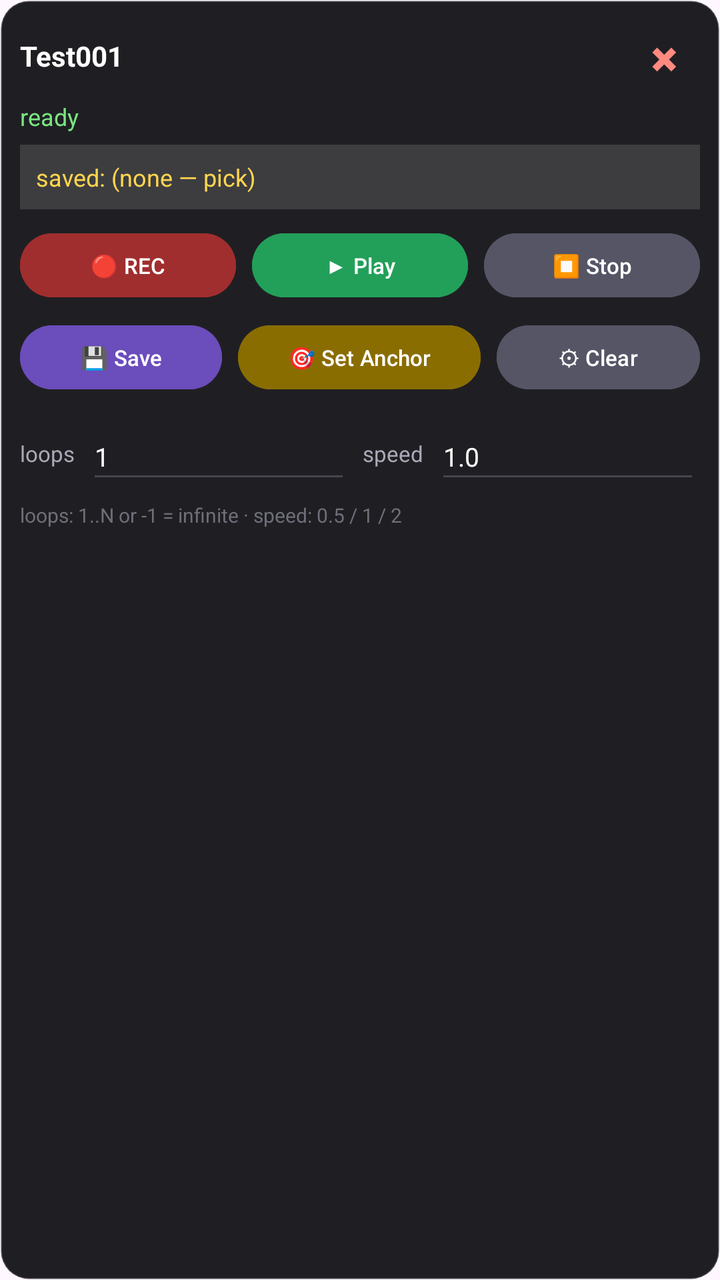
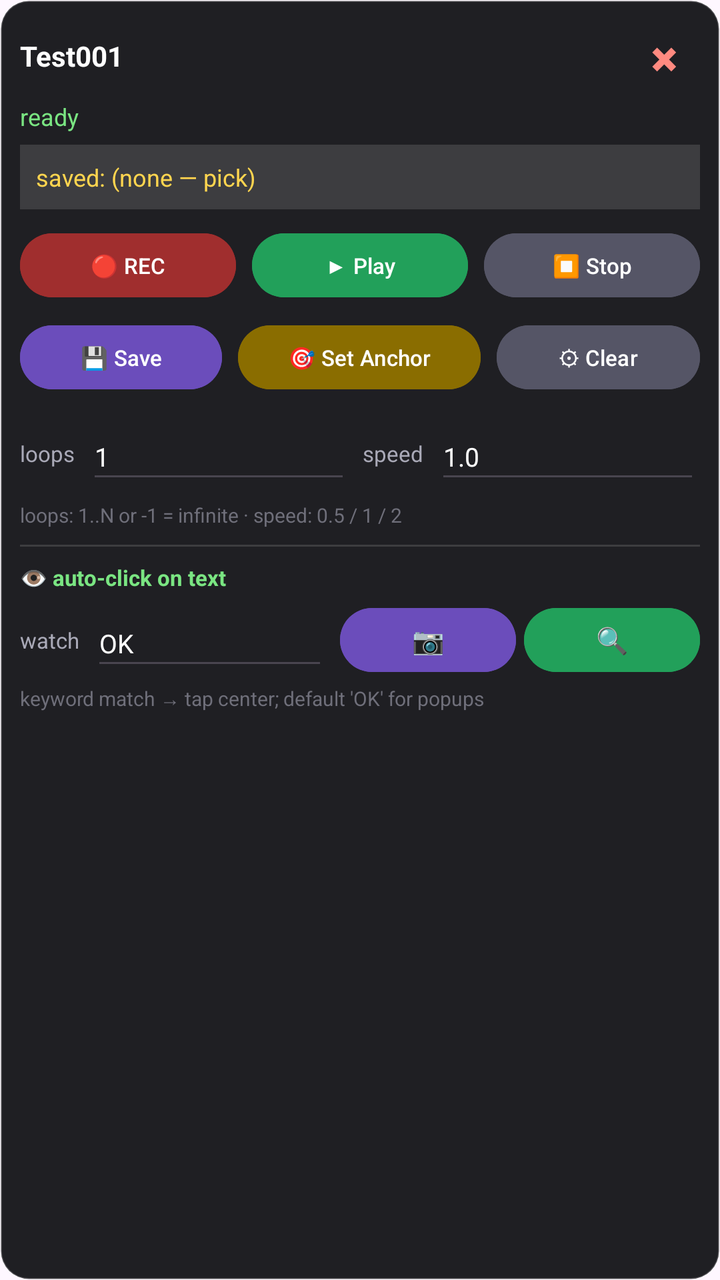

Two renders of the same Android screen: before a commit and after it. Below are the layout's source before the change and the commit's diff.
<!-- AndroidManifest.xml: application theme Theme.Test001 -->
<!-- res/layout/overlay_panel.xml -->
<?xml version="1.0" encoding="utf-8"?>
<LinearLayout xmlns:android="http://schemas.android.com/apk/res/android"
    android:layout_width="240dp"
    android:layout_height="wrap_content"
    android:background="@drawable/panel_bg"
    android:orientation="vertical"
    android:padding="10dp">

    <LinearLayout
        android:layout_width="match_parent"
        android:layout_height="wrap_content"
        android:gravity="center_vertical"
        android:orientation="horizontal">

        <TextView
            android:id="@+id/ov_title"
            android:layout_width="0dp"
            android:layout_height="wrap_content"
            android:layout_weight="1"
            android:text="Test001"
            android:textColor="#FFFFFF"
            android:textStyle="bold"/>

        <TextView
            android:id="@+id/ov_close"
            android:layout_width="36dp"
            android:layout_height="36dp"
            android:gravity="center"
            android:text="✖"
            android:textColor="#FF8A80"
            android:textSize="16sp"/>
    </LinearLayout>

    <TextView
        android:id="@+id/ov_status"
        android:layout_width="match_parent"
        android:layout_height="wrap_content"
        android:layout_marginTop="4dp"
        android:text="ready"
        android:textColor="#7AE582"
        android:textSize="12sp"/>

    <TextView
        android:id="@+id/ov_saved"
        android:layout_width="match_parent"
        android:layout_height="wrap_content"
        android:layout_marginTop="6dp"
        android:background="#22FFFFFF"
        android:padding="8dp"
        android:text="saved: (none — pick)"
        android:textColor="#FFD54F"
        android:textSize="12sp"/>

    <LinearLayout
        android:layout_width="match_parent"
        android:layout_height="wrap_content"
        android:layout_marginTop="8dp"
        android:orientation="horizontal">

        <Button
            android:id="@+id/ov_record"
            android:layout_width="0dp"
            android:layout_height="40dp"
            android:layout_marginEnd="4dp"
            android:layout_weight="1"
            android:backgroundTint="#A02E2E"
            android:text="🔴 REC"
            android:textColor="#FFFFFF"
            android:textSize="11sp"/>

        <Button
            android:id="@+id/ov_play"
            android:layout_width="0dp"
            android:layout_height="40dp"
            android:layout_marginHorizontal="4dp"
            android:layout_weight="1"
            android:backgroundTint="#22A05A"
            android:text="▶ Play"
            android:textColor="#FFFFFF"
            android:textSize="11sp"/>

        <Button
            android:id="@+id/ov_stop"
            android:layout_width="0dp"
            android:layout_height="40dp"
            android:layout_marginStart="4dp"
            android:layout_weight="1"
            android:backgroundTint="#555566"
            android:text="⏹ Stop"
            android:textColor="#FFFFFF"
            android:textSize="11sp"/>
    </LinearLayout>

    <LinearLayout
        android:layout_width="match_parent"
        android:layout_height="wrap_content"
        android:layout_marginTop="6dp"
        android:orientation="horizontal">

        <Button
            android:id="@+id/ov_save"
            android:layout_width="0dp"
            android:layout_height="40dp"
            android:layout_marginEnd="4dp"
            android:layout_weight="1"
            android:backgroundTint="#6B4DBB"
            android:text="💾 Save"
            android:textColor="#FFFFFF"
            android:textSize="11sp"/>

        <Button
            android:id="@+id/ov_anchor"
            android:layout_width="0dp"
            android:layout_height="40dp"
            android:layout_marginHorizontal="4dp"
            android:layout_weight="1.2"
            android:backgroundTint="#8A6D00"
            android:text="🎯 Set Anchor"
            android:textColor="#FFFFFF"
            android:textSize="11sp"/>

        <Button
            android:id="@+id/ov_anchor_clear"
            android:layout_width="0dp"
            android:layout_height="40dp"
            android:layout_marginStart="4dp"
            android:layout_weight="1"
            android:backgroundTint="#555566"
            android:text="⚙ Clear"
            android:textColor="#FFFFFF"
            android:textSize="11sp"/>
    </LinearLayout>

    <LinearLayout
        android:layout_width="match_parent"
        android:layout_height="wrap_content"
        android:layout_marginTop="8dp"
        android:gravity="center_vertical"
        android:orientation="horizontal">

        <TextView
            android:layout_width="wrap_content"
            android:layout_height="wrap_content"
            android:text="loops"
            android:textColor="#A9A9B7"
            android:textSize="11sp"/>
        <EditText
            android:id="@+id/ov_loops"
            android:layout_width="0dp"
            android:layout_height="40dp"
            android:layout_marginHorizontal="6dp"
            android:layout_weight="1"
            android:inputType="numberSigned"
            android:text="1"
            android:textColor="#FFFFFF"
            android:textSize="13sp"/>
        <TextView
            android:layout_width="wrap_content"
            android:layout_height="wrap_content"
            android:text="speed"
            android:textColor="#A9A9B7"
            android:textSize="11sp"/>
        <EditText
            android:id="@+id/ov_speed"
            android:layout_width="0dp"
            android:layout_height="40dp"
            android:layout_marginStart="6dp"
            android:layout_weight="1"
            android:inputType="numberDecimal"
            android:text="1.0"
            android:textColor="#FFFFFF"
            android:textSize="13sp"/>
    </LinearLayout>

    <TextView
        android:layout_width="match_parent"
        android:layout_height="wrap_content"
        android:layout_marginTop="4dp"
        android:text="loops: 1..N or -1 = infinite · speed: 0.5 / 1 / 2"
        android:textColor="#6F6F7A"
        android:textSize="10sp"/>
</LinearLayout>
<!-- resources referenced by this layout -->
<resources>
  <!-- drawable panel_bg (drawable) -->
  <?xml version="1.0" encoding="utf-8"?>
  <shape xmlns:android="http://schemas.android.com/apk/res/android">
      <solid android:color="#F2141418"/>
      <corners android:radius="14dp"/>
      <stroke android:width="1dp" android:color="#33FFFFFF"/>
  </shape>
  <style name="Theme.Test001" parent="Theme.Material3.DayNight.NoActionBar">
          <item name="android:statusBarColor">#1B1B1F</item>
      </style>
</resources>

<!-- the commit's change to res/layout/overlay_panel.xml (unified diff, before → after) -->
@@ -179,4 +179,69 @@
         android:text="loops: 1..N or -1 = infinite · speed: 0.5 / 1 / 2"
         android:textColor="#6F6F7A"
         android:textSize="10sp"/>
+
+    <View
+        android:layout_width="match_parent"
+        android:layout_height="1dp"
+        android:layout_marginVertical="8dp"
+        android:background="#22FFFFFF"/>
+
+    <TextView
+        android:layout_width="match_parent"
+        android:layout_height="wrap_content"
+        android:text="👁 auto-click on text"
+        android:textColor="#7AE582"
+        android:textSize="11sp"
+        android:textStyle="bold"/>
+
+    <LinearLayout
+        android:layout_width="match_parent"
+        android:layout_height="wrap_content"
+        android:layout_marginTop="4dp"
+        android:gravity="center_vertical"
+        android:orientation="horizontal">
+
+        <TextView
+            android:layout_width="wrap_content"
+            android:layout_height="wrap_content"
+            android:text="watch"
+            android:textColor="#A9A9B7"
+            android:textSize="11sp"/>
+        <EditText
+            android:id="@+id/ov_keyword"
+            android:layout_width="0dp"
+            android:layout_height="40dp"
+            android:layout_marginHorizontal="6dp"
+            android:layout_weight="1"
+            android:hint="@string/ov_keyword_hint"
+            android:inputType="text"
+            android:text="OK"
+            android:textColor="#FFFFFF"
+            android:textSize="13sp"/>
+        <Button
+            android:id="@+id/ov_grant"
+            android:layout_width="wrap_content"
+            android:layout_height="40dp"
+            android:backgroundTint="#6B4DBB"
+            android:text="📷"
+            android:textColor="#FFFFFF"
+            android:textSize="13sp"/>
+        <Button
+            android:id="@+id/ov_watch"
+            android:layout_width="wrap_content"
+            android:layout_height="40dp"
+            android:layout_marginStart="4dp"
+            android:backgroundTint="#22A05A"
+            android:text="🔍"
+            android:textColor="#FFFFFF"
+            android:textSize="13sp"/>
+    </LinearLayout>
+
+    <TextView
+        android:layout_width="match_parent"
+        android:layout_height="wrap_content"
+        android:layout_marginTop="2dp"
+        android:text="keyword match → tap center; default 'OK' for popups"
+        android:textColor="#6F6F7A"
+        android:textSize="10sp"/>
 </LinearLayout>
<!-- resource entries referenced after the edit -->
@@ -7,6 +7,7 @@
       <corners android:radius="14dp"/>
       <stroke android:width="1dp" android:color="#33FFFFFF"/>
   </shape>
+  <string name="ov_keyword_hint">e.g. OK, CLAIM, PLAY</string>
   <style name="Theme.Test001" parent="Theme.Material3.DayNight.NoActionBar">
           <item name="android:statusBarColor">#1B1B1F</item>
       </style>
